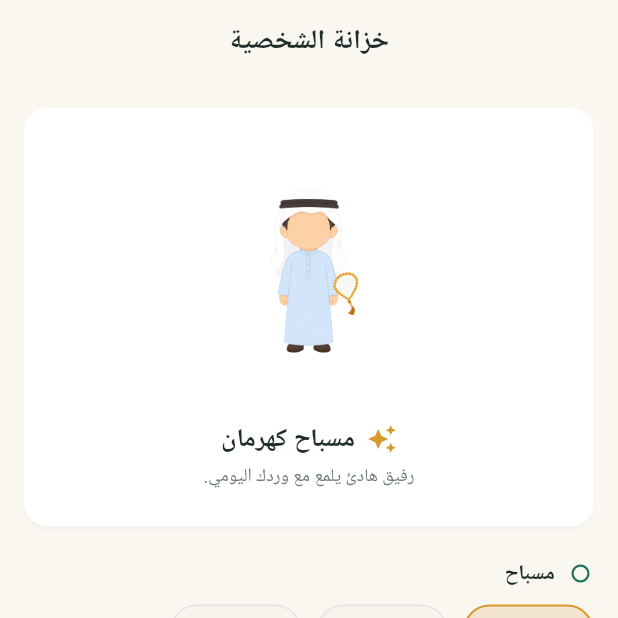
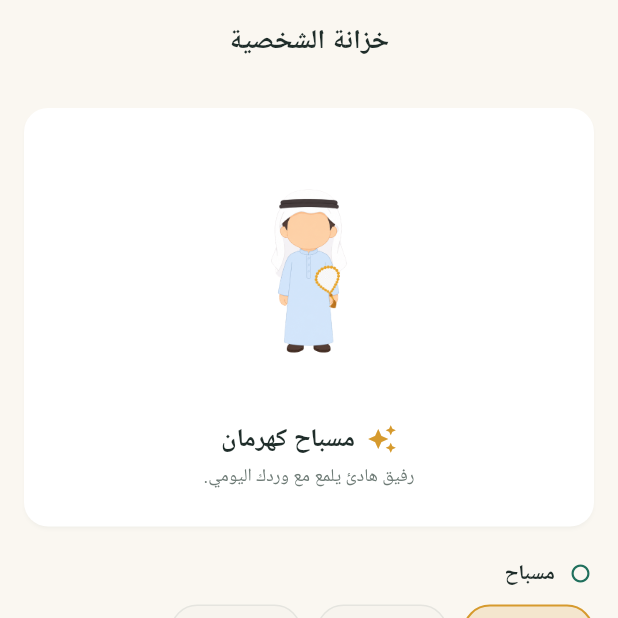
Before and after one commit to v7s7/hadeeth, a Flutter app: the InventoryScreen screen opened by its route, on a phone screen of 412 x 824 dp, the top half of it. Run offline on Flutter 3.47's test engine with Material 3 defaults, Android fonts, the phone set to English and light mode, and no system bars; our stand-ins replace cloud_firestore, firebase_auth, firebase_core, firebase_messaging, flutter_animate, flutter_local_notifications and 5 more; missing offline and left inert: dart_jsonwebtoken; accounts and stored records are empty; Roboto replaces fonts that are missing (Tajawal).

Commit message:
Anchor hand-held accessories to each character's actual hand
Measured the hand position in each of the 6 character images by
isolating skin-toned pixel blobs below the face (excluding feet), so
the misbah/umbrella/lantern/notebook now target that character's real
hand instead of one fixed point shared by every character — poses and
sleeve styles vary enough that the old single point drifted noticeably
for several characters (e.g. female_niqab's mostly-hidden hands).

Also measured each accessory's natural "grip" point from its own
artwork (loop/tassel neck for misbah, top ring for lantern, handle
hook for umbrella) instead of assuming the grip is dead-center, so the
item hangs/sits the way it would if actually held.

Frame and badge placements are unchanged (not hand-held, same fixed
position for every character).

Co-Authored-By: Claude Sonnet 4.6 <noreply@anthropic.com>
Claude-Session: https://claude.ai/code/session_01QBaP8oCtoV7NG2HAWcbx5P

```diff
--- a/lib/widgets/character_avatar.dart
+++ b/lib/widgets/character_avatar.dart
@@ -49,10 +49,19 @@ class CharacterAvatar extends StatelessWidget {
     );
   }
 
-  /// Maps the placement's fractional anchor (relative to the 512x512
-  /// character artwork) to an exact pixel position inside the avatar box.
-  /// The character is square and rendered with [BoxFit.contain], so its
-  /// visible side equals the smaller of the box's two dimensions.
+  /// Maps the placement's anchor to an exact pixel position inside the
+  /// avatar box. The character is square and rendered with [BoxFit.contain],
+  /// so its visible side equals the smaller of the box's two dimensions.
+  ///
+  /// Hand-held categories target that specific character's measured hand
+  /// position ([_handsByCharacter]) instead of one fixed point shared by
+  /// every character — poses and sleeve styles differ enough between
+  /// characters that a single global point drifts off the hand for most of
+  /// them. [_AccessoryPlacement.anchorDx]/[anchorDy] then say where the
+  /// "grip" sits within the accessory's own artwork (e.g. the misbah's neck
+  /// where the tassel meets the loop, the lantern's top ring, the
+  /// umbrella's handle hook) so that point — not the artwork's bounding-box
+  /// center — lands on the hand.
   Widget _accessoryLayer(
     _AccessoryPlacement placement,
     double boxWidth,
@@ -62,16 +71,25 @@ class CharacterAvatar extends StatelessWidget {
     final horizontalInset = (boxWidth - squareSide) / 2;
     final verticalInset = (boxHeight - squareSide) / 2;
     final size = squareSide * placement.scale;
-    final centerX = horizontalInset + placement.dx * squareSide;
-    final centerY = verticalInset + placement.dy * squareSide;
+
+    final target = placement.hand == null
+        ? Offset(placement.dx, placement.dy)
+        : _handPointFor(character.id, placement.hand!);
+    final targetX = horizontalInset + target.dx * squareSide;
+    final targetY = verticalInset + target.dy * squareSide;
 
     return Positioned(
-      left: centerX - size / 2,
-      top: centerY - size / 2,
+      left: targetX - placement.anchorDx * size,
+      top: targetY - placement.anchorDy * size,
       width: size,
       height: size,
       child: Image.asset(accessory!.imagePath, fit: BoxFit.contain),
     );
+  }
+
+  static Offset _handPointFor(String characterId, _Hand hand) {
+    final hands = _handsByCharacter[characterId] ?? _defaultHands;
+    return hand == _Hand.left ? hands.left : hands.right;
   }
 
   static const Map<AccessoryCategory, _AccessoryPlacement> _placements = {
@@ -82,21 +100,24 @@ class CharacterAvatar extends StatelessWidget {
       behindCharacter: true,
     ),
     AccessoryCategory.misbah: _AccessoryPlacement(
-      dx: 0.70,
-      dy: 0.62,
+      hand: _Hand.left,
       scale: 0.24,
+      anchorDx: 0.64,
+      anchorDy: 0.79,
       behindCharacter: false,
     ),
     AccessoryCategory.umbrella: _AccessoryPlacement(
-      dx: 0.76,
-      dy: 0.32,
+      hand: _Hand.left,
       scale: 0.58,
+      anchorDx: 0.28,
+      anchorDy: 0.93,
       behindCharacter: false,
     ),
     AccessoryCategory.lantern: _AccessoryPlacement(
-      dx: 0.28,
-      dy: 0.66,
+      hand: _Hand.right,
       scale: 0.30,
+      anchorDx: 0.50,
+      anchorDy: 0.06,
       behindCharacter: false,
     ),
     AccessoryCategory.badge: _AccessoryPlacement(
@@ -106,24 +127,87 @@ class CharacterAvatar extends StatelessWidget {
       behindCharacter: false,
     ),
     AccessoryCategory.notebook: _AccessoryPlacement(
-      dx: 0.34,
-      dy: 0.58,
+      hand: _Hand.right,
       scale: 0.30,
       behindCharacter: false,
     ),
   };
+
+  /// Hand positions measured directly from each character's artwork (512x512
+  /// canvas, expressed as a fraction of width/height) by isolating the
+  /// skin-toned blobs below the face. `right`/`left` are the character's own
+  /// right/left hand (mirrored on screen: the character's right hand is the
+  /// left side of the image).
+  static const Map<String, _HandPoints> _handsByCharacter = {
+    'male_ghutra_blue': _HandPoints(
+      right: Offset(0.3609, 0.6533),
+      left: Offset(0.6330, 0.6534),
+    ),
+    'male_bisht_gold': _HandPoints(
+      right: Offset(0.3133, 0.6620),
+      left: Offset(0.6827, 0.6619),
+    ),
+    'male_shmagh_red': _HandPoints(
+      right: Offset(0.2736, 0.6304),
+      left: Offset(0.7230, 0.6303),
+    ),
+    'female_hijab_pink': _HandPoints(
+      right: Offset(0.3596, 0.5917),
+      left: Offset(0.6433, 0.5921),
+    ),
+    'female_niqab': _HandPoints(
+      right: Offset(0.3494, 0.6394),
+      left: Offset(0.6432, 0.6393),
+    ),
+    'female_hijab_teal': _HandPoints(
+      right: Offset(0.3112, 0.6045),
+      left: Offset(0.6863, 0.6046),
+    ),
+  };
+
+  /// Average of the six measured hand points — only used as a fallback if a
+  /// character id isn't found above.
+  static const _defaultHands = _HandPoints(
+    right: Offset(0.3280, 0.6302),
+    left: Offset(0.6686, 0.6303),
+  );
+}
+
+enum _Hand { left, right }
+
+class _HandPoints {
+  final Offset right;
+  final Offset left;
+
+  const _HandPoints({required this.right, required this.left});
 }
 
 class _AccessoryPlacement {
+  /// Fixed target as a fraction of the character box — used by categories
+  /// that aren't hand-held (frame, badge) and so don't vary by character.
   final double dx;
   final double dy;
+
+  /// Which measured hand to target instead of [dx]/[dy]. Null for
+  /// non-hand-held categories.
+  final _Hand? hand;
+
   final double scale;
   final bool behindCharacter;
 
+  /// Where the "grip" point sits within the accessory's own rendered box
+  /// (0.5, 0.5 is dead-center). Defaults to dead-center for items without a
+  /// natural off-center grip (frame, badge, notebook).
+  final double anchorDx;
+  final double anchorDy;
+
   const _AccessoryPlacement({
-    required this.dx,
-    required this.dy,
+    this.dx = 0.5,
+    this.dy = 0.5,
+    this.hand,
     required this.scale,
     required this.behindCharacter,
+    this.anchorDx = 0.5,
+    this.anchorDy = 0.5,
   });
 }
```
